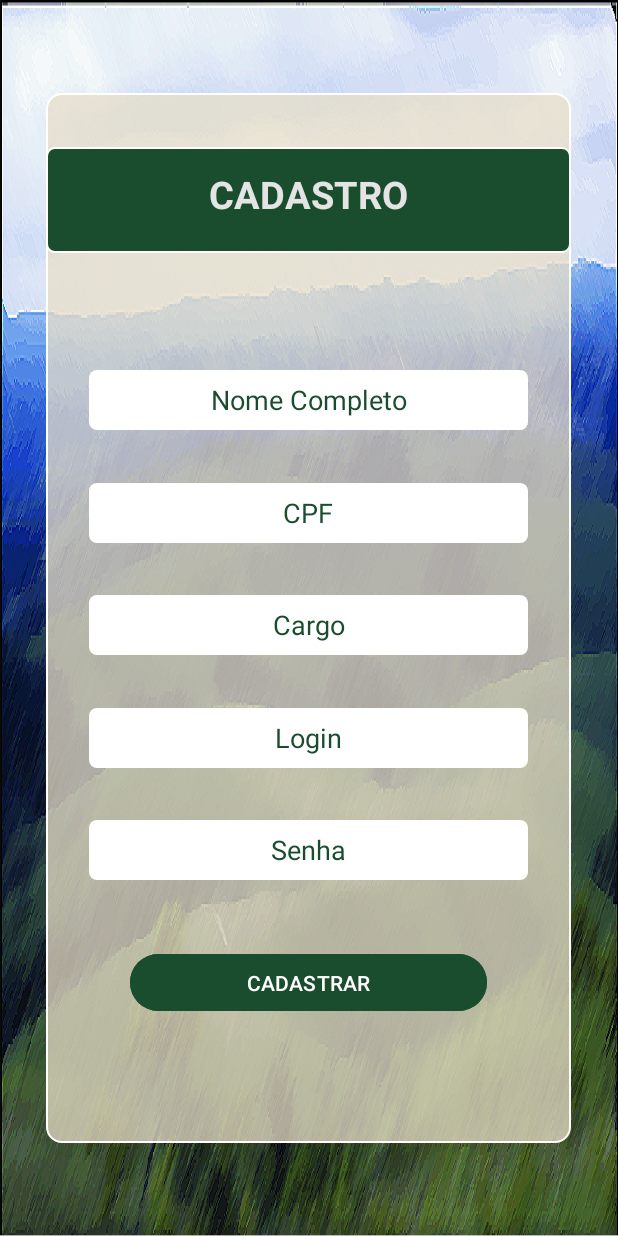
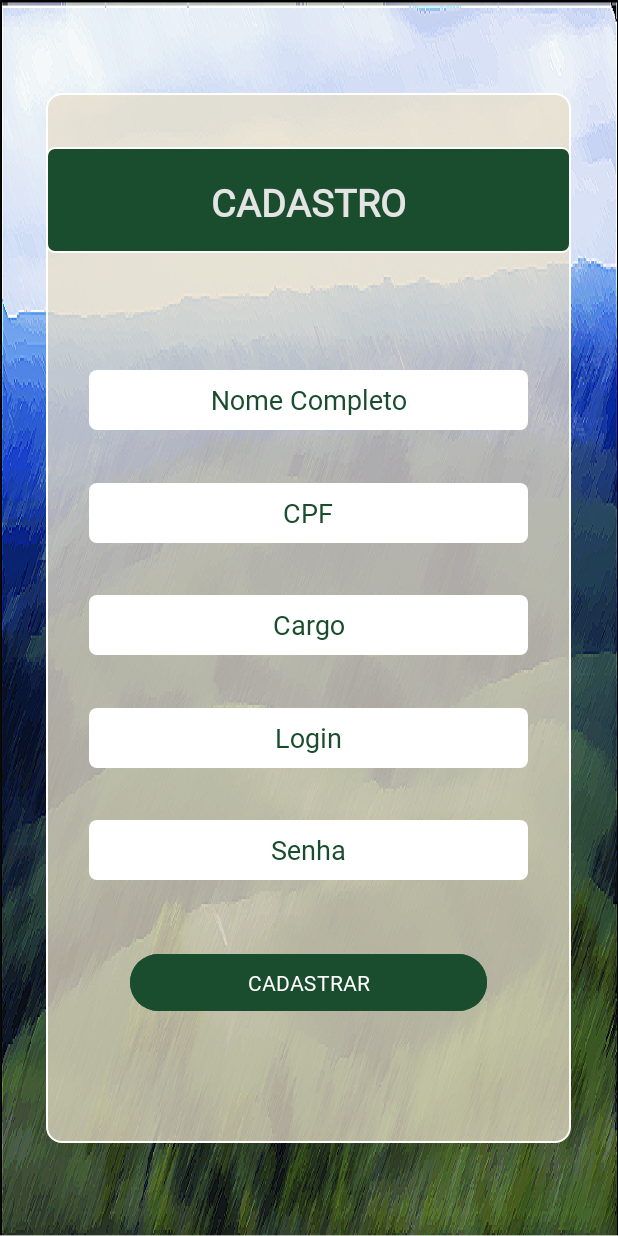
Before and after one commit to kauanrodrigues14/ProjetoJuquery, an Android app: the Cadastro screen opened directly, with no data from a screen before it, on a phone screen of 412 x 824 dp. Run offline under Robolectric (Android 15) with nearby library versions, the phone set to English and light mode, and no system bars.

Commit message:
Initial commit

```diff
--- a/app/src/main/AndroidManifest.xml
+++ b/app/src/main/AndroidManifest.xml
@@ -30,6 +30,10 @@
                 <category android:name="android.intent.category.LAUNCHER" />
             </intent-filter>
         </activity>
+
+        <meta-data
+            android:name="preloaded_fonts"
+            android:resource="@array/preloaded_fonts" />
     </application>
 
 </manifest>
--- a/app/src/main/res/layout/activity_cadastro.xml
+++ b/app/src/main/res/layout/activity_cadastro.xml
@@ -33,10 +33,11 @@
             android:layout_marginBottom="475dp"
             android:background="@drawable/textbox_borda"
             android:ems="10"
+            android:fontFamily="@font/carme"
             android:gravity="center"
             android:hint="Nome Completo"
             android:inputType="text"
-            android:textColor="@color/black"/>
+            android:textColor="@color/black" />
 
         <EditText
             android:id="@+id/edtCPF"
@@ -50,11 +51,12 @@
             android:layout_marginBottom="400dp"
             android:background="@drawable/textbox_borda"
             android:ems="10"
+            android:fontFamily="@font/carme"
             android:gravity="center"
             android:hint="CPF"
             android:inputType="number"
             android:maxLength="11"
-            android:textColor="@color/black"/>
+            android:textColor="@color/black" />
 
         <EditText
             android:id="@+id/edtCargo"
@@ -68,11 +70,12 @@
             android:layout_marginBottom="325dp"
             android:background="@drawable/textbox_borda"
             android:ems="10"
+            android:fontFamily="@font/carme"
             android:gravity="center"
             android:hint="Cargo"
             android:inputType="text"
             android:maxLength="30"
-            android:textColor="@color/black"/>
+            android:textColor="@color/black" />
 
         <EditText
             android:id="@+id/edtLoginCad"
@@ -86,10 +89,11 @@
             android:layout_marginBottom="250dp"
             android:background="@drawable/textbox_borda"
             android:ems="10"
+            android:fontFamily="@font/carme"
             android:gravity="center"
             android:hint="Login"
             android:inputType="text"
-            android:textColor="@color/black"/>
+            android:textColor="@color/black" />
 
         <EditText
             android:id="@+id/edtSenhaCad"
@@ -103,10 +107,11 @@
             android:layout_marginBottom="175dp"
             android:background="@drawable/textbox_borda"
             android:ems="20"
+            android:fontFamily="@font/carme"
             android:gravity="center"
             android:hint="Senha"
             android:inputType="textPassword"
-            android:textColor="@color/black"/>
+            android:textColor="@color/black" />
 
         <Button
             android:id="@+id/btnCadastrar"
@@ -121,6 +126,7 @@
             android:layout_marginEnd="56dp"
             android:layout_marginBottom="84dp"
             android:backgroundTint="#1A4D2E"
+            android:fontFamily="@font/carme"
             android:text="CADASTRAR"
             android:textColor="@color/white" />
 
@@ -141,16 +147,17 @@
 
             <TextView
                 android:id="@+id/txtCadastro"
-                android:layout_width="172dp"
-                android:layout_height="43dp"
+                android:layout_width="174dp"
+                android:layout_height="34dp"
                 android:layout_alignParentStart="true"
                 android:layout_alignParentTop="true"
                 android:layout_alignParentEnd="true"
                 android:layout_alignParentBottom="true"
-                android:layout_marginStart="89dp"
-                android:layout_marginTop="14dp"
-                android:layout_marginEnd="89dp"
-                android:layout_marginBottom="14dp"
+                android:layout_marginStart="88dp"
+                android:layout_marginTop="19dp"
+                android:layout_marginEnd="88dp"
+                android:layout_marginBottom="18dp"
+                android:fontFamily="@font/carme"
                 android:text="CADASTRO"
                 android:textAlignment="center"
                 android:textColor="#E4E4E4"
```
Also changed, not shown: app/src/main/res/layout/fragment_clima.xml (+136 -0 lines).
